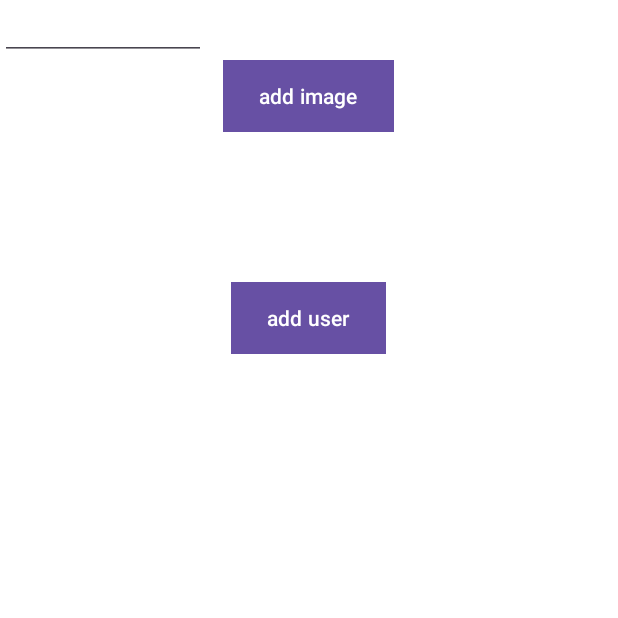
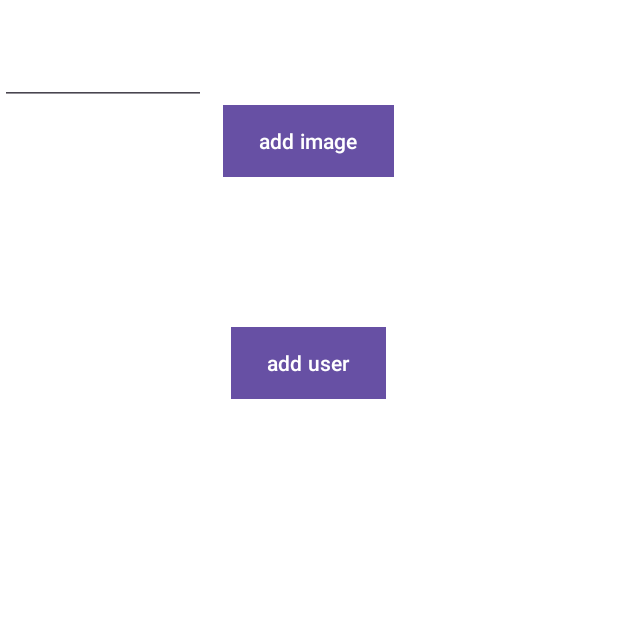
Before and after one commit to haghispin12/MathProjectDanielB, an Android app: the MainActivity screen opened directly, with no data from a screen before it, after a tap on "show all users", on a phone screen of 412 x 824 dp, the top half of it. Run offline under Robolectric (Android 15) with nearby library versions, the phone set to English and light mode, and no system bars; 2 statements that could not run were skipped.

Commit message:
assignment 10 - finished

```diff
--- a/app/src/main/java/com/example/mathprojectdaniel/DBHelper.java
+++ b/app/src/main/java/com/example/mathprojectdaniel/DBHelper.java
@@ -120,11 +120,7 @@ public class DBHelper extends SQLiteOpenHelper {
         values.put(COLUMN_NAME, user.getName());
         values.put(COLUMN_RATE, user.getRating());
         // stored as Binary Large OBject ->  BLOB
-        try {
-            values.put(COLUMN_PICTURE, getBytes(c,user.getProfile()));
-        } catch (IOException e) {
-            e.printStackTrace();
-        }
+        values.put(COLUMN_PICTURE, getBytes(user.getProfileBitmap()));
         database.update(TABLE_RECORD, values, COLUMN_ID + "=" + user.getId(), null);
         database.close();
 
--- a/app/src/main/java/com/example/mathprojectdaniel/User.java
+++ b/app/src/main/java/com/example/mathprojectdaniel/User.java
@@ -16,6 +16,7 @@ public class User {
         rating = 0;
         id=1L;
         profile = null;
+        ProfileBitmap = null;
     }
     public User(Long id, String name, float rating, Bitmap profile, int score){
         this.id = id;
--- a/app/src/main/res/layout/show_all_users.xml
+++ b/app/src/main/res/layout/show_all_users.xml
@@ -5,13 +5,15 @@
     android:orientation="vertical"
     android:layout_width="match_parent"
     android:layout_height="match_parent"
-    android:background="@color/white">
+    android:background="@color/white"
+    android:clickable="true">
 
     <LinearLayout
         android:orientation="horizontal"
         android:layout_width="match_parent"
         android:layout_height="40dp"
-        android:weightSum="6">
+        android:weightSum="6"
+        android:layout_marginTop="30dp">
 
         <EditText
             android:layout_width="0dp"
```
Also changed, not shown: app/src/main/java/com/example/mathprojectdaniel/ShowAllUsers.java (+29 -15 lines).
